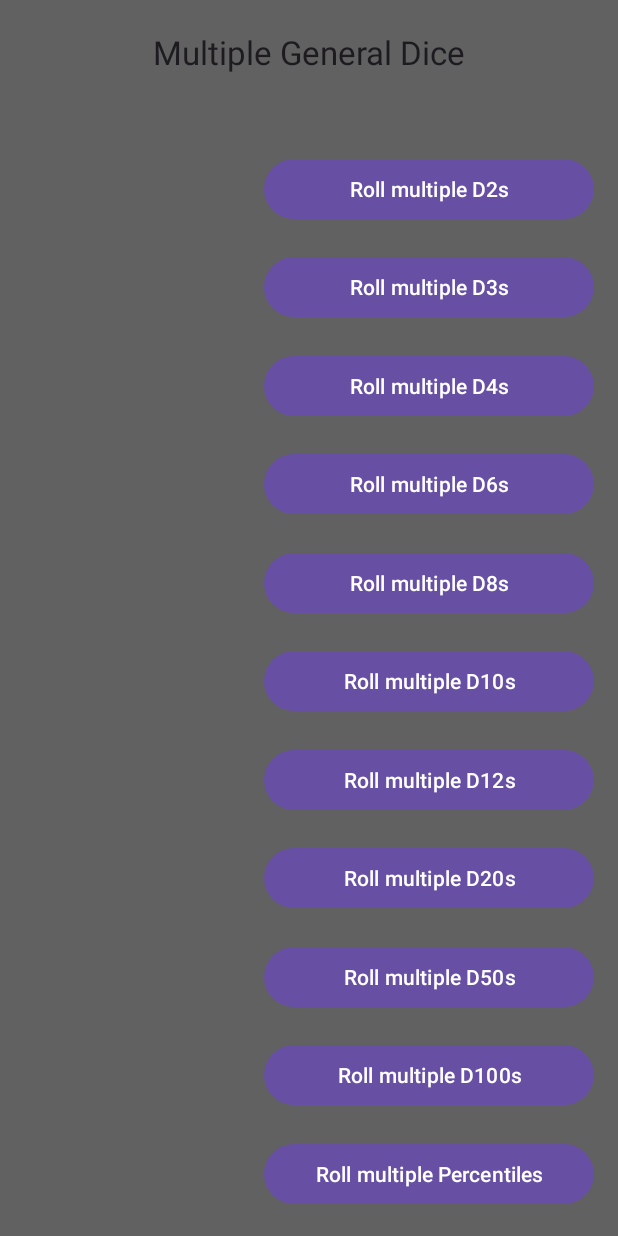
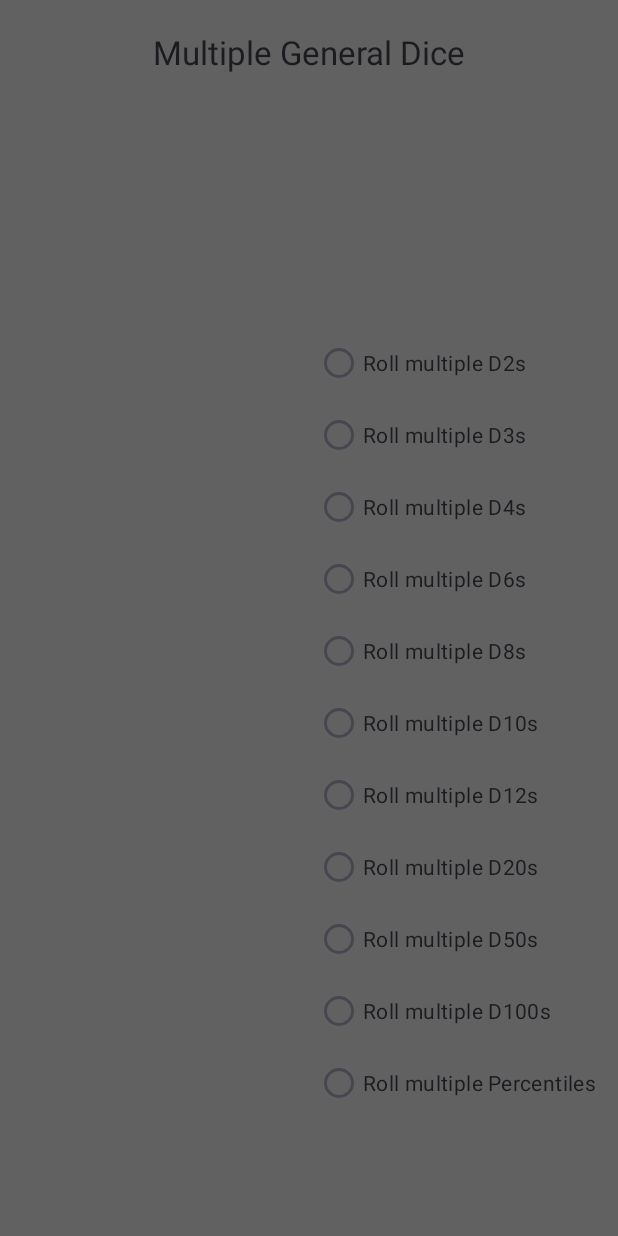
Before and after one commit to GiltedShadow/supreme-system, an Android app: the MultipleGeneralRollerActivity screen opened directly, with no data from a screen before it, on a phone screen of 412 x 824 dp. Run offline under Robolectric (Android 15) with nearby library versions, the phone set to English and light mode, and no system bars.

Commit message:
update 4.19 home
mult roll dice update

```diff
--- a/CEIS320_FinalApplication/app/src/main/AndroidManifest.xml
+++ b/CEIS320_FinalApplication/app/src/main/AndroidManifest.xml
@@ -12,6 +12,9 @@
         android:supportsRtl="true"
         android:theme="@style/Theme.CEIS320_FinalApplication"
         tools:targetApi="31">
+        <activity
+            android:name=".TenSideRollerActivity"
+            android:exported="false" />
         <activity
             android:name=".MultipleGeneralRollerActivity"
             android:exported="false" />
--- a/CEIS320_FinalApplication/app/src/main/java/com/example/ceis320_finalapplication/MultipleGeneralRollerActivity.java
+++ b/CEIS320_FinalApplication/app/src/main/java/com/example/ceis320_finalapplication/MultipleGeneralRollerActivity.java
@@ -24,105 +24,106 @@ public class MultipleGeneralRollerActivity extends AppCompatActivity {
             return insets;
         });
 
-        Button btnDnD5e=(Button) findViewById(R.id.btnDND5);
-        btnDnD5e.setOnClickListener(new View.OnClickListener() {
+        //Commented out code here is a previous design that used multiple buttons to go to each individual page
+        /*Button btnMultiD2=(Button) findViewById(R.id.btnMultGenD2);
+        btnMultiD2.setOnClickListener(new View.OnClickListener() {
             @Override
-            public void onClick(View v) { goDND5(); }
+            public void onClick(View v) { goMultiRollD2(); }
         });
-        Button btnDnD5e=(Button) findViewById(R.id.btnDND5);
-        btnDnD5e.setOnClickListener(new View.OnClickListener() {
+        Button btnMultiD3=(Button) findViewById(R.id.btnMultGenD3);
+        btnMultiD3.setOnClickListener(new View.OnClickListener() {
             @Override
-            public void onClick(View v) { goDND5(); }
+            public void onClick(View v) { goMultiRollD3(); }
         });
-        Button btnDnD5e=(Button) findViewById(R.id.btnDND5);
-        btnDnD5e.setOnClickListener(new View.OnClickListener() {
+        Button btnMultiD4=(Button) findViewById(R.id.btnMultGenD4);
+        btnMultiD4.setOnClickListener(new View.OnClickListener() {
             @Override
-            public void onClick(View v) { goDND5(); }
+            public void onClick(View v) { goMultiRollD4(); }
         });
-        Button btnDnD5e=(Button) findViewById(R.id.btnDND5);
-        btnDnD5e.setOnClickListener(new View.OnClickListener() {
+        Button btnMultiD6=(Button) findViewById(R.id.btnMultGenD6);
+        btnMultiD6.setOnClickListener(new View.OnClickListener() {
             @Override
-            public void onClick(View v) { goDND5(); }
+            public void onClick(View v) { goMultiRollD6(); }
         });
-        Button btnDnD5e=(Button) findViewById(R.id.btnDND5);
-        btnDnD5e.setOnClickListener(new View.OnClickListener() {
+        Button btnMultiD8=(Button) findViewById(R.id.btnMultGenD8);
+        btnMultiD8.setOnClickListener(new View.OnClickListener() {
             @Override
-            public void onClick(View v) { goDND5(); }
+            public void onClick(View v) { goMultiRollD8(); }
         });
-        Button btnDnD5e=(Button) findViewById(R.id.btnDND5);
-        btnDnD5e.setOnClickListener(new View.OnClickListener() {
+        Button btnMultiD10=(Button) findViewById(R.id.btnMultGenD10);
+        btnMultiD10.setOnClickListener(new View.OnClickListener() {
             @Override
-            public void onClick(View v) { goDND5(); }
+            public void onClick(View v) { goMultiRollD10(); }
         });
-        Button btnDnD5e=(Button) findViewById(R.id.btnDND5);
-        btnDnD5e.setOnClickListener(new View.OnClickListener() {
+        Button btnMultiD212=(Button) findViewById(R.id.btnMultGenD12);
+        btnMultiD212.setOnClickListener(new View.OnClickListener() {
             @Override
-            public void onClick(View v) { goDND5(); }
+            public void onClick(View v) { goMultiRollD12(); }
         });
-        Button btnDnD5e=(Button) findViewById(R.id.btnDND5);
-        btnDnD5e.setOnClickListener(new View.OnClickListener() {
+        Button btnMultiD20=(Button) findViewById(R.id.btnMultGenD20);
+        btnMultiD20.setOnClickListener(new View.OnClickListener() {
             @Override
-            public void onClick(View v) { goDND5(); }
+            public void onClick(View v) { goMultiRollD20(); }
         });
-        Button btnDnD5e=(Button) findViewById(R.id.btnDND5);
-        btnDnD5e.setOnClickListener(new View.OnClickListener() {
+        Button btnMultiD50=(Button) findViewById(R.id.btnMultGenD50);
+        btnMultiD50.setOnClickListener(new View.OnClickListener() {
             @Override
-            public void onClick(View v) { goDND5(); }
+            public void onClick(View v) { goMultiRollD50(); }
         });
-        Button btnDnD5e=(Button) findViewById(R.id.btnDND5);
-        btnDnD5e.setOnClickListener(new View.OnClickListener() {
+        Button btnMultiD100=(Button) findViewById(R.id.btnMultGenD100);
+        btnMultiD100.setOnClickListener(new View.OnClickListener() {
             @Override
-            public void onClick(View v) { goDND5(); }
+            public void onClick(View v) { goMultiRollD100(); }
         });
-        Button btnDnD5e=(Button) findViewById(R.id.btnDND5);
-        btnDnD5e.setOnClickListener(new View.OnClickListener() {
+        Button btnMultiPercentile=(Button) findViewById(R.id.btnMultGenPercentile);
+        btnMultiPercentile.setOnClickListener(new View.OnClickListener() {
             @Override
-            public void onClick(View v) { goDND5(); }
-        });
+            public void onClick(View v) { goMultiRollPercentile(); }
+        });*/
     }
 
-    private void goDND5() {
-        Intent intent = new Intent(MainMenuActivity.this, FifthEditionActivity.class);
+    /*private void goMultiRollD2() {
+        Intent intent = new Intent(MultipleGeneralRollerActivity.this, TwoSideRollerActivity.class);
         this.startActivities(new Intent[]{intent});
     }
-    private void goDND5() {
-        Intent intent = new Intent(MainMenuActivity.this, FifthEditionActivity.class);
+    private void goMultiRollD3() {
+        Intent intent = new Intent(MultipleGeneralRollerActivity.this, ThreeSideRollerActivity.class);
         this.startActivities(new Intent[]{intent});
     }
-    private void goDND5() {
-        Intent intent = new Intent(MainMenuActivity.this, FifthEditionActivity.class);
+    private void goMultiRollD4() {
+        Intent intent = new Intent(MultipleGeneralRollerActivity.this, FourSideRollerActivity.class);
         this.startActivities(new Intent[]{intent});
     }
-    private void goDND5() {
-        Intent intent = new Intent(MainMenuActivity.this, FifthEditionActivity.class);
+    private void goMultiRollD6() {
+        Intent intent = new Intent(MultipleGeneralRollerActivity.this, SixSideRollerActivity.class);
         this.startActivities(new Intent[]{intent});
     }
-    private void goDND5() {
-        Intent intent = new Intent(MainMenuActivity.this, FifthEditionActivity.class);
+    private void goMultiRollD8() {
+        Intent intent = new Intent(MultipleGeneralRollerActivity.this, EightSideRollerActivity.class);
         this.startActivities(new Intent[]{intent});
     }
-    private void goDND5() {
-        Intent intent = new Intent(MainMenuActivity.this, FifthEditionActivity.class);
+    private void goMultiRollD10() {
+        Intent intent = new Intent(MultipleGeneralRollerActivity.this, TenSideRollerActivity.class);
         this.startActivities(new Intent[]{intent});
     }
-    private void goDND5() {
-        Intent intent = new Intent(MainMenuActivity.this, FifthEditionActivity.class);
+    private void goMultiRollD12() {
+        Intent intent = new Intent(MultipleGeneralRollerActivity.this, TwelveSideRollerActivity.class);
         this.startActivities(new Intent[]{intent});
     }
-    private void goDND5() {
-        Intent intent = new Intent(MainMenuActivity.this, FifthEditionActivity.class);
+    private void goMultiRollD20() {
+        Intent intent = new Intent(MultipleGeneralRollerActivity.this, TwentySideRollerActivity.class);
         this.startActivities(new Intent[]{intent});
     }
-    private void goDND5() {
-        Intent intent = new Intent(MainMenuActivity.this, FifthEditionActivity.class);
+    private void goMultiRollD50() {
+        Intent intent = new Intent(MultipleGeneralRollerActivity.this, FiftySideRollerActivity.class);
         this.startActivities(new Intent[]{intent});
     }
-    private void goDND5() {
-        Intent intent = new Intent(MainMenuActivity.this, FifthEditionActivity.class);
+    private void goMultiRollD100() {
+        Intent intent = new Intent(MultipleGeneralRollerActivity.this, OneHundredSideRollerActivity.class);
         this.startActivities(new Intent[]{intent});
     }
-    private void goDND5() {
-        Intent intent = new Intent(MainMenuActivity.this, FifthEditionActivity.class);
+    private void goMultiRollPercentile() {
+        Intent intent = new Intent(MultipleGeneralRollerActivity.this, PercentileRollerActivity.class);
         this.startActivities(new Intent[]{intent});
-    }
+    }*/
 }
--- /dev/null
+++ b/CEIS320_FinalApplication/app/src/main/java/com/example/ceis320_finalapplication/TenSideRollerActivity.java
@@ -0,0 +1,24 @@
+package com.example.ceis320_finalapplication;
+
+import android.os.Bundle;
+
+import androidx.activity.EdgeToEdge;
+import androidx.appcompat.app.AppCompatActivity;
+import androidx.core.graphics.Insets;
+import androidx.core.view.ViewCompat;
+import androidx.core.view.WindowInsetsCompat;
+
+public class TenSideRollerActivity extends AppCompatActivity {
+
+    @Override
+    protected void onCreate(Bundle savedInstanceState) {
+        super.onCreate(savedInstanceState);
+        EdgeToEdge.enable(this);
+        setContentView(R.layout.activity_ten_side_roller);
+        ViewCompat.setOnApplyWindowInsetsListener(findViewById(R.id.main), (v, insets) -> {
+            Insets systemBars = insets.getInsets(WindowInsetsCompat.Type.systemBars());
+            v.setPadding(systemBars.left, systemBars.top, systemBars.right, systemBars.bottom);
+            return insets;
+        });
+    }
+}
--- a/CEIS320_FinalApplication/app/src/main/res/layout/activity_multiple_general_roller.xml
+++ b/CEIS320_FinalApplication/app/src/main/res/layout/activity_multiple_general_roller.xml
@@ -21,13 +21,13 @@
         app:layout_constraintTop_toTopOf="parent"
         tools:text="@string/multGeneralRoller" />
 
-    <Button
+    <!--<Button
         android:id="@+id/btnMultGenD2"
         android:layout_width="220dp"
         android:layout_height="wrap_content"
         android:layout_marginTop="84dp"
-        android:layout_marginEnd="16dp"
-        android:layout_marginRight="16dp"
+        android:layout_marginEnd="336dp"
+        android:layout_marginRight="336dp"
         android:text="@string/d2Roller"
         app:layout_constraintBottom_toTopOf="@+id/btnMultGenD3"
         app:layout_constraintEnd_toEndOf="parent"
@@ -121,6 +121,80 @@
         android:text="@string/d4Roller"
         app:layout_constraintBottom_toTopOf="@+id/btnMultGenD6"
         app:layout_constraintEnd_toEndOf="@+id/btnMultGenD3"
-        app:layout_constraintTop_toBottomOf="@+id/btnMultGenD3" />
+        app:layout_constraintTop_toBottomOf="@+id/btnMultGenD3" />-->
+
+    <RadioGroup
+        android:layout_width="202dp"
+        android:layout_height="533dp"
+        android:layout_marginTop="218dp"
+        app:layout_constraintEnd_toEndOf="parent"
+        app:layout_constraintTop_toTopOf="parent">
+
+        <RadioButton
+            android:id="@+id/radioButton2"
+            android:layout_width="match_parent"
+            android:layout_height="wrap_content"
+            android:text="@string/d2Roller" />
+
+        <RadioButton
+            android:id="@+id/radioButton3"
+            android:layout_width="match_parent"
+            android:layout_height="wrap_content"
+            android:text="@string/d3Roller" />
+
+        <RadioButton
+            android:id="@+id/radioButton4"
+            android:layout_width="match_parent"
+            android:layout_height="wrap_content"
+            android:text="@string/d4Roller" />
+
+        <RadioButton
+            android:id="@+id/radioButton5"
+            android:layout_width="match_parent"
+            android:layout_height="wrap_content"
+            android:text="@string/d6Roller" />
+
+        <RadioButton
+            android:id="@+id/radioButton6"
+            android:layout_width="match_parent"
+            android:layout_height="wrap_content"
+            android:text="@string/d8Roller" />
+
+        <RadioButton
+            android:id="@+id/radioButton7"
+            android:layout_width="match_parent"
+            android:layout_height="wrap_content"
+            android:text="@string/d10Roller" />
+
+        <RadioButton
+            android:id="@+id/radioButton8"
+            android:layout_width="match_parent"
+            android:layout_height="wrap_content"
+            android:text="@string/d12Roller" />
+
+        <RadioButton
+            android:id="@+id/radioButton9"
+            android:layout_width="match_parent"
+            android:layout_height="wrap_content"
+            android:text="@string/d20Roller" />
+
+        <RadioButton
+            android:id="@+id/radioButton10"
+            android:layout_width="match_parent"
+            android:layout_height="wrap_content"
+            android:text="@string/d50Roller" />
+
+        <RadioButton
+            android:id="@+id/radioButton11"
+            android:layout_width="match_parent"
+            android:layout_height="wrap_content"
+            android:text="@string/d100Roller" />
+
+        <RadioButton
+            android:id="@+id/radioButton12"
+            android:layout_width="match_parent"
+            android:layout_height="wrap_content"
+            android:text="@string/percentileRoller" />
+    </RadioGroup>
 
 </androidx.constraintlayout.widget.ConstraintLayout>
--- /dev/null
+++ b/CEIS320_FinalApplication/app/src/main/res/layout/activity_ten_side_roller.xml
@@ -0,0 +1,10 @@
+<?xml version="1.0" encoding="utf-8"?>
+<androidx.constraintlayout.widget.ConstraintLayout xmlns:android="http://schemas.android.com/apk/res/android"
+    xmlns:app="http://schemas.android.com/apk/res-auto"
+    xmlns:tools="http://schemas.android.com/tools"
+    android:id="@+id/main"
+    android:layout_width="match_parent"
+    android:layout_height="match_parent"
+    tools:context=".TenSideRollerActivity">
+
+</androidx.constraintlayout.widget.ConstraintLayout>
```
